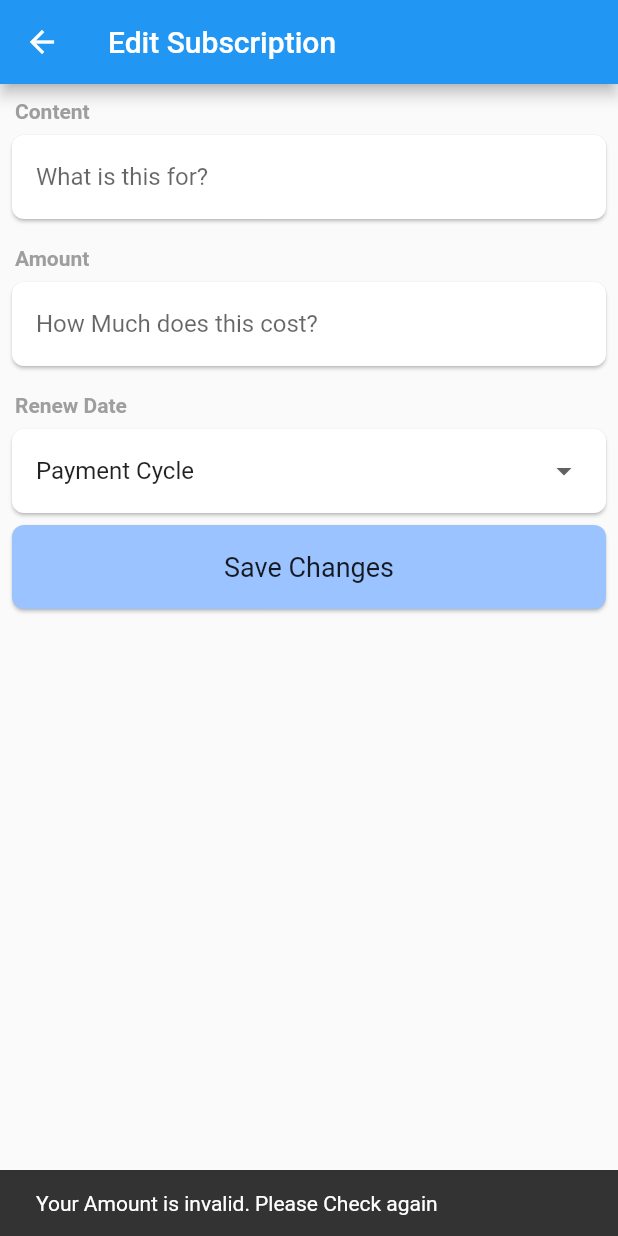
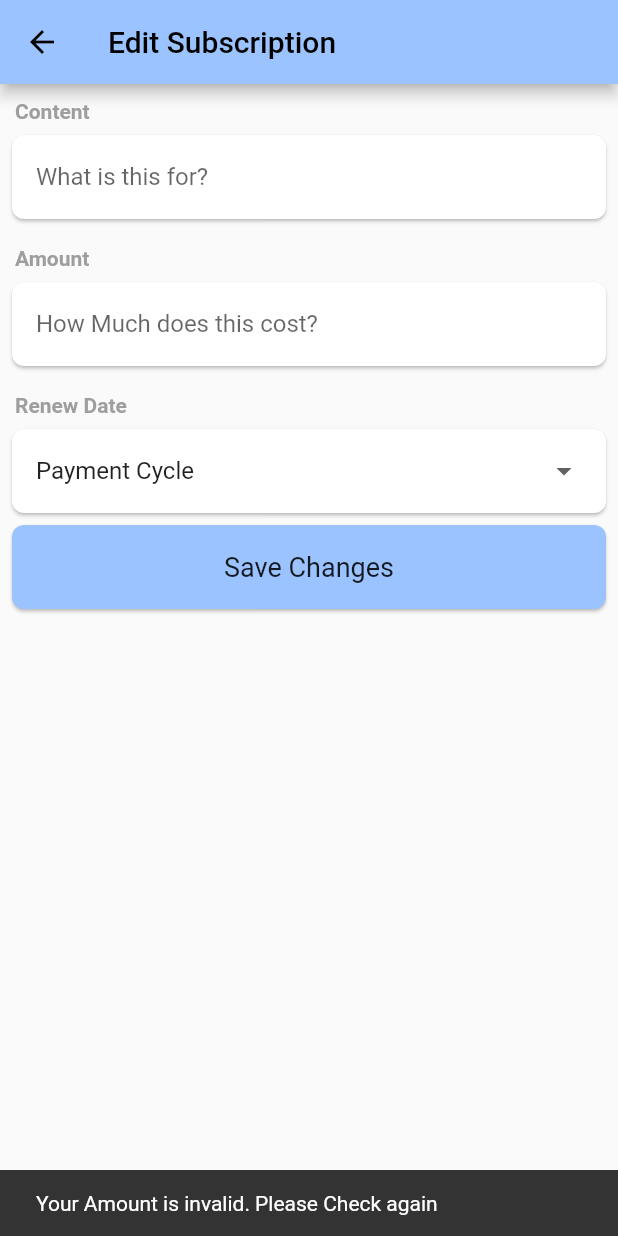
Before and after one commit to jerichoi224/Simple-Ledger, a Flutter app: the EditSubscriptionWidget screen opened directly, after a tap on "Save Changes", on a phone screen of 412 x 824 dp. Run offline on Flutter 3.47's test engine with Material 2 defaults, Android fonts, the phone set to English and light mode, and no system bars; our stand-ins replace flutter_keyboard_visibility, flutter_phoenix, shared_preferences, sqflite; missing offline and left inert: shared_preferences_web; accounts and stored records are empty.

Commit message:
bug fix v1.0.1

```diff
--- a/lib/EditSubscriptionWidget.dart
+++ b/lib/EditSubscriptionWidget.dart
@@ -46,7 +46,10 @@ class _EditSubscriptionState extends State<EditSubscriptionWidget> {
 
       cycle = entry.cycle == 0 ? "monthly" : "yearly";
       widget.contentController.text = entry.content;
-      widget.amountController.text = entry.amount.toString();
+      if(currencyInfo().getCurrencyDecimalPlaces(widget.currency) == 0)
+        widget.amountController.text = widget.item.amount.toInt().toString();
+      else
+        widget.amountController.text = widget.item.amount.toString();
       monthlyRenewDay = dt.day;
       yearlyRenewDate = DateTime(DateTime.now().toLocal().year, dt.month, dt.day);
 
@@ -101,6 +104,8 @@ class _EditSubscriptionState extends State<EditSubscriptionWidget> {
             },
             child: Scaffold(
                 appBar: AppBar(
+                  backgroundColor: Color.fromRGBO(155, 195, 255, 1),
+                  foregroundColor: Colors.black,
                   title: Text(
                       widget.mode == "NEW" ? "Add Subscription" : "Edit Subscription"
                   ),
--- a/lib/HomeWidget.dart
+++ b/lib/HomeWidget.dart
@@ -122,6 +122,8 @@ class _HomeState extends State<HomeWidget>{
 
     return Scaffold(
       appBar: AppBar(
+        foregroundColor: Colors.black,
+        backgroundColor: Color.fromRGBO(155, 195, 255, 1),
         title: Text("Simple Ledger"),
         actions: [
           IconButton(
@@ -142,6 +144,7 @@ class _HomeState extends State<HomeWidget>{
       ),
       bottomNavigationBar: BottomNavigationBar(
         onTap: onTabTapped, // new
+        selectedItemColor: Color.fromRGBO(155, 195, 255, 1),
         currentIndex: _currentIndex, // new
         items: [
           BottomNavigationBarItem(
--- a/lib/SettingsWidget.dart
+++ b/lib/SettingsWidget.dart
@@ -116,6 +116,8 @@ class _SettingsState extends State<SettingsWidget> {
             },
             child: new Scaffold(
                 appBar: AppBar(
+                  backgroundColor: Color.fromRGBO(155, 195, 255, 1),
+                  foregroundColor: Colors.black,
                   title: Text("Settings"),
                 ),
                 body: Builder(
--- a/lib/SubscriptionListWidget.dart
+++ b/lib/SubscriptionListWidget.dart
@@ -133,6 +133,8 @@ class _SubscriptionListState extends State<SubscriptionListWidget> {
   Widget build(BuildContext context) {
     return new Scaffold(
         appBar: AppBar(
+          backgroundColor: Color.fromRGBO(155, 195, 255, 1),
+          foregroundColor: Colors.black,
           title: Text("Subscription List"),
         ),
         body: Builder(
```
Also changed, not shown: lib/EditSpendingWidget.dart (+18 -3 lines), lib/generated_plugin_registrant.dart (added, +16 -0 lines), pubspec.lock, 1 other file.
